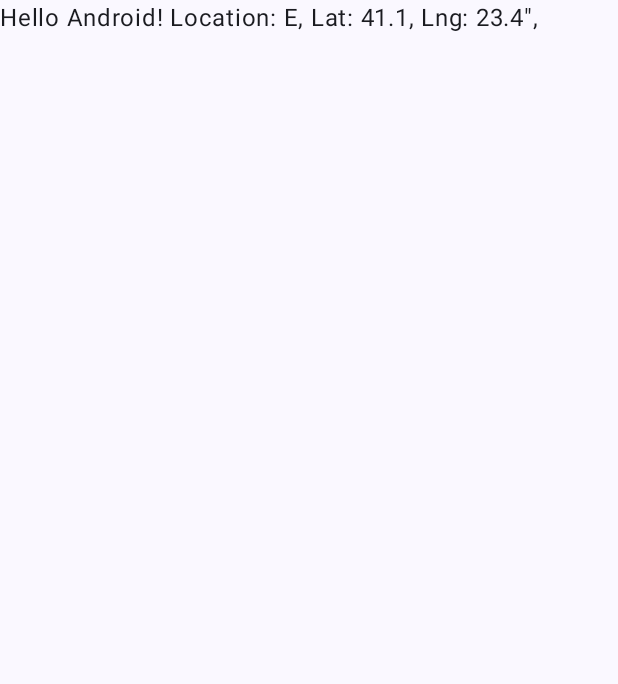
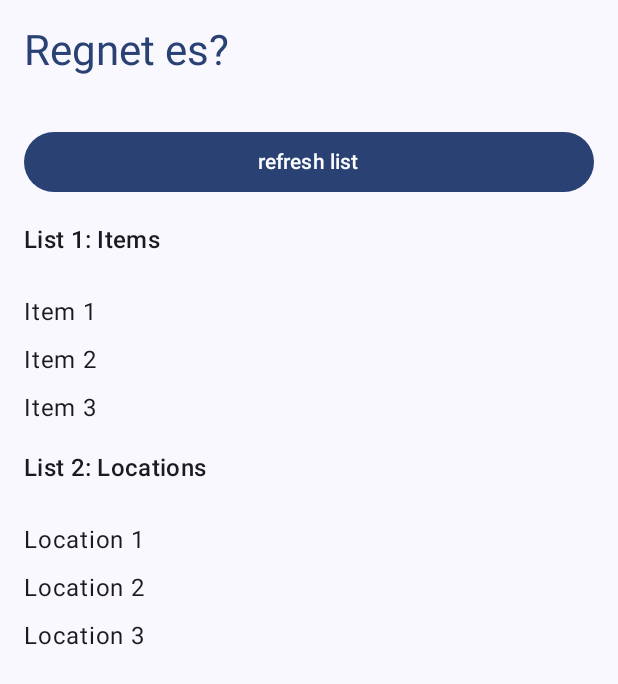
Before and after one commit to ewhally/regnetes, an Android app built with Jetpack Compose: the screen it shows after launch (MainActivity), on a phone screen of 412 x 824 dp. Shown: the top 684 px of the screen. Run offline under Robolectric (Android 15) with nearby library versions, the phone set to English and light mode, and no system bars.

```diff
--- a/app/build.gradle.kts
+++ b/app/build.gradle.kts
@@ -2,6 +2,7 @@
     alias(libs.plugins.android.application)
     alias(libs.plugins.kotlin.android)
     alias(libs.plugins.kotlin.compose)
+    alias(libs.plugins.ksp)
 }
 
 android {
@@ -49,6 +50,7 @@
     implementation(libs.androidx.ui.graphics)
     implementation(libs.androidx.ui.tooling.preview)
     implementation(libs.androidx.material3)
+    implementation(libs.support.annotations)
     testImplementation(libs.junit)
     androidTestImplementation(libs.androidx.junit)
     androidTestImplementation(libs.androidx.espresso.core)
@@ -56,4 +58,6 @@
     androidTestImplementation(libs.androidx.ui.test.junit4)
     debugImplementation(libs.androidx.ui.tooling)
     debugImplementation(libs.androidx.ui.test.manifest)
+    implementation(libs.room.runtime)
+    implementation(libs.room.ktx)
 }
--- a/app/src/main/java/com/example/regnetes/MainActivity.kt
+++ b/app/src/main/java/com/example/regnetes/MainActivity.kt
@@ -4,13 +4,16 @@
 import androidx.activity.ComponentActivity
 import androidx.activity.compose.setContent
 import androidx.activity.enableEdgeToEdge
-import androidx.compose.foundation.layout.fillMaxSize
-import androidx.compose.foundation.layout.padding
-import androidx.compose.material3.Scaffold
-import androidx.compose.material3.Text
+import androidx.compose.foundation.layout.*
+import androidx.compose.foundation.lazy.LazyColumn
+import androidx.compose.material3.*
 import androidx.compose.runtime.Composable
+import androidx.compose.runtime.mutableStateListOf
+import androidx.compose.runtime.remember
+import androidx.compose.ui.Alignment
 import androidx.compose.ui.Modifier
 import androidx.compose.ui.tooling.preview.Preview
+import androidx.compose.ui.unit.dp
 import com.example.regnetes.ui.theme.RegnetesTheme
 
 class MainActivity : ComponentActivity() {
@@ -20,16 +23,7 @@
         setContent {
             RegnetesTheme {
                 Scaffold(modifier = Modifier.fillMaxSize()) { innerPadding ->
-                    val c1 = Location().apply {
-                        name = "E"
-                        latitude = 41.1
-                        longtitude = 23.4
-                    }
-                    Greeting(
-                        name = "Android",
-                        location = c1,
-                        modifier = Modifier.padding(innerPadding)
-                    )
+                    MainContent(modifier = Modifier.padding(innerPadding))
                 }
             }
         }
@@ -37,9 +31,68 @@
 }
 
 @Composable
-fun Greeting(name: String,location: Location, modifier: Modifier = Modifier) {
-    Text(
-        text = "Hello $name! Location: ${location.name}, Lat: ${location.latitude}, Lng: ${location.longtitude}\",",
-        modifier = modifier
-    )
+fun MainContent(modifier: Modifier = Modifier) {
+    val list1 = remember { mutableStateListOf("Item 1", "Item 2", "Item 3") }
+    val list2 = remember { mutableStateListOf("Location 1", "Location 2", "Location 3") }
+
+    Column(modifier = modifier) {
+        Text(
+            text = "Regnet es?",
+            style = MaterialTheme.typography.headlineMedium,
+            modifier = Modifier
+                .fillMaxWidth()
+                .padding(16.dp),
+            color = MaterialTheme.colorScheme.primary
+        )
+
+        Button(
+            onClick = {
+                list1.add("Item ${list1.size + 1}")
+                list2.add("Location ${list2.size + 1}")
+            },
+            modifier = Modifier
+                .padding(16.dp)
+                .fillMaxWidth()
+        ) {
+            Text(text = "refresh list")
+        }
+
+        Text(
+            text = "List 1: Items",
+            style = MaterialTheme.typography.titleMedium,
+            modifier = Modifier.padding(start = 16.dp, bottom = 8.dp)
+        )
+
+        LazyColumn(
+            modifier = Modifier.fillMaxWidth().padding(16.dp),
+            verticalArrangement = Arrangement.spacedBy(8.dp)
+        ) {
+            items(list1.size) { index ->
+                Text(text = list1[index])
+            }
+        }
+
+        Text(
+            text = "List 2: Locations",
+            style = MaterialTheme.typography.titleMedium,
+            modifier = Modifier.padding(start = 16.dp, bottom = 8.dp)
+        )
+
+        LazyColumn(
+            modifier = Modifier.fillMaxWidth().padding(16.dp),
+            verticalArrangement = Arrangement.spacedBy(8.dp)
+        ) {
+            items(list2.size) { index ->
+                Text(text = list2[index])
+            }
+        }
+    }
 }
+
+@Preview(showBackground = true)
+@Composable
+fun PreviewMainContent() {
+    RegnetesTheme {
+        MainContent()
+    }
+}
--- a/gradle/libs.versions.toml
+++ b/gradle/libs.versions.toml
@@ -8,6 +8,8 @@
 lifecycleRuntimeKtx = "2.8.7"
 activityCompose = "1.10.1"
 composeBom = "2024.04.01"
+supportAnnotations = "28.0.0"
+ksp = "2.1.10-1.0.29"
 
 [libraries]
 androidx-core-ktx = { group = "androidx.core", name = "core-ktx", version.ref = "coreKtx" }
@@ -24,8 +26,13 @@
 androidx-ui-test-manifest = { group = "androidx.compose.ui", name = "ui-test-manifest" }
 androidx-ui-test-junit4 = { group = "androidx.compose.ui", name = "ui-test-junit4" }
 androidx-material3 = { group = "androidx.compose.material3", name = "material3" }
+room-runtime = "androidx.room:room-runtime:2.6.1"
+room-compiler = "androidx.room:room-compiler:2.6.1"
+room-ktx = "androidx.room:room-ktx:2.6.1"
+support-annotations = { group = "com.android.support", name = "support-annotations", version.ref = "supportAnnotations" }
 
 [plugins]
 android-application = { id = "com.android.application", version.ref = "agp" }
 kotlin-android = { id = "org.jetbrains.kotlin.android", version.ref = "kotlin" }
 kotlin-compose = { id = "org.jetbrains.kotlin.plugin.compose", version.ref = "kotlin" }
+ksp = { id = "com.google.devtools.ksp", version.ref = "ksp" }
```
